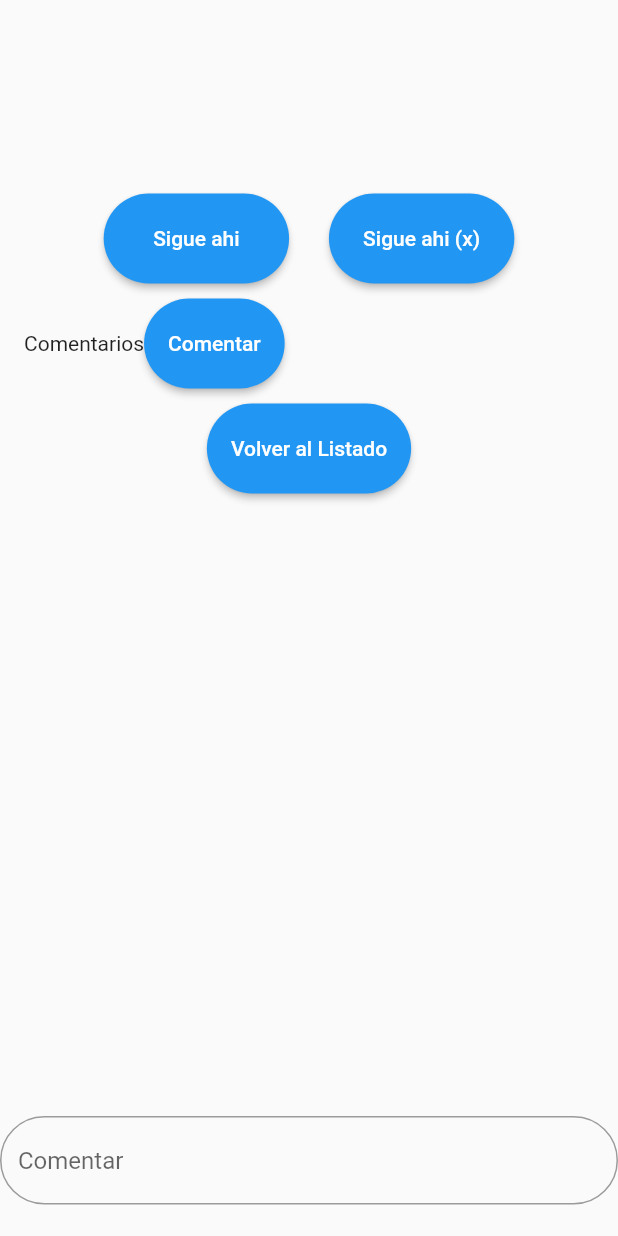
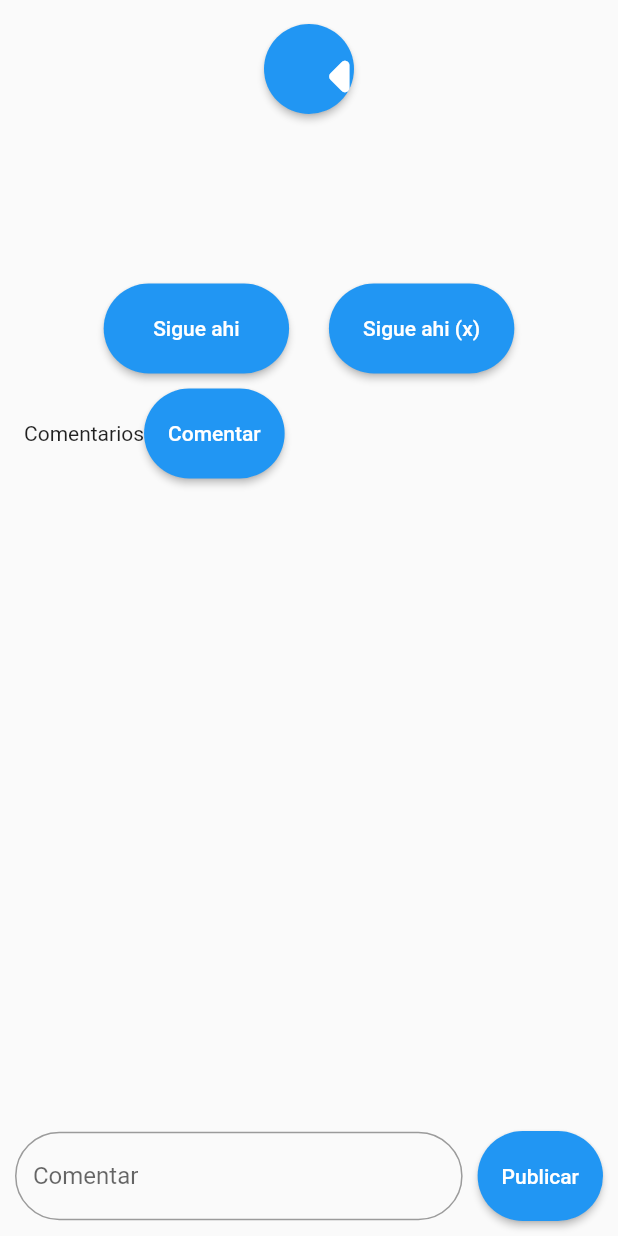
Before and after one commit to CitreaStricta/denuncia_wakala, a Flutter app: the Detalles screen opened directly with empty values, on a phone screen of 412 x 824 dp. Run offline on Flutter 3.47's test engine with Material 2 defaults, Android fonts, the phone set to English and light mode, and no system bars; our stand-ins replace cool_alert, flutter_native_image, image_picker; missing offline and left inert: easy_image_viewer.

Commit message:
comment input

```diff
--- a/lib/pages/detalles.dart
+++ b/lib/pages/detalles.dart
@@ -1,3 +1,4 @@
+import 'package:denuncia_wakala/main.dart';
 import 'package:denuncia_wakala/models/post.dart';
 import 'package:denuncia_wakala/pages/image_Viewer.dart';
 import 'package:denuncia_wakala/utils/utiles.dart';
@@ -21,36 +22,6 @@ class _DetallesState extends State<Detalles> {
   Post post;
 
   _DetallesState(this.post);
-
-  Future<String> getImage(String imagenB64) async {
-    return (await http.post(Uri.parse(
-            "${Global.baseApiUrl}/api/wuakalasApi/toImagen?base64=$imagenB64")))
-        .body;
-  }
-
-  Future<List<String>> queryImages(context) async {
-    return [
-      await getImage(post.urlFoto1),
-      await getImage(post.urlFoto2),
-    ];
-  }
-
-  Widget imageShower(context, String fotoURL) {
-    if (fotoURL.isEmpty) return Container();
-    return GestureDetector(
-      onTap: () {
-        showImageViewer(context,
-            Image.network('${Global.baseApiUrl}/images/$fotoURL').image,
-            swipeDismissible: false);
-      },
-      child: Container(
-        width: 150,
-        height: 400,
-        padding: const EdgeInsets.symmetric(vertical: 16.0),
-        child: Image.network('${Global.baseApiUrl}/images/$fotoURL'),
-      ),
-    );
-  }
 
   Widget imagesShower(context) {
     List<Widget> data = [const Spacer()];
@@ -145,20 +116,41 @@ class _DetallesState extends State<Detalles> {
   Widget build(BuildContext context) {
     return Scaffold(
       bottomSheet: SizedBox(
-        width: double.infinity,
-        height: 80,
-        child: Column(children: const [
-          TextField(
+        width: MediaQuery.of(context).size.width - 10,
+        height: 70,
+        child: Column(
+          children: [
+            Row(
+              mainAxisAlignment: MainAxisAlignment.center,
+              children: [
+                const SizedBox(width: 10),
+                const Flexible(
+                  child: TextField(
                     decoration: InputDecoration(
                       border: OutlineInputBorder(
                           borderRadius: BorderRadius.all(Radius.circular(30))),
                       hintText: "Comentar",
                     ),
                   ),
-          SizedBox(
-            height: 20,
                 ),
-        ]),
+                const SizedBox(width: 10),
+                ElevatedButton(
+                  style: ElevatedButton.styleFrom(
+                    shape: const StadiumBorder(),
+                    minimumSize: const Size(10, 60),
+                  ),
+                  onPressed: () {
+                    // que nos lleve a la creacion de comentario
+                  },
+                  child: const Text("Publicar"),
+                ),
+              ],
+            ),
+            const SizedBox(
+              height: 10,
+            ),
+          ],
+        ),
       ),
       body: SafeArea(
         child: Padding(
@@ -167,6 +159,20 @@ class _DetallesState extends State<Detalles> {
           child: Column(
             mainAxisAlignment: MainAxisAlignment.start,
             children: [
+              ElevatedButton(
+                style: ElevatedButton.styleFrom(
+                  shape: const StadiumBorder(),
+                  minimumSize: const Size(60, 60),
+                  maximumSize: const Size(60, 60),
+                ),
+                onPressed: () {
+                  Navigator.pop(context);
+                },
+                child: const Icon(
+                  Icons.arrow_left_rounded,
+                  size: 70,
+                ),
+              ),
               // parsear el SECTOR aqui con los datos de la api
               Text(
                 post.sector,
@@ -255,19 +261,6 @@ class _DetallesState extends State<Detalles> {
               //  que se han hecho en este wuakala
               //   ],
               // ),
-              const SizedBox(height: 10),
-              ElevatedButton(
-                style: ElevatedButton.styleFrom(
-                  shape: const StadiumBorder(),
-                  minimumSize: const Size(10, 60),
-                ),
-                onPressed: () {
-                  Navigator.pop(context);
-                },
-
-                /* debe incluir el numero de botos que tiene*/
-                child: const Text("Volver al Listado"),
-              ),
             ],
           ),
         ),
```
Lines whose indentation alone changed are shown as unchanged.
